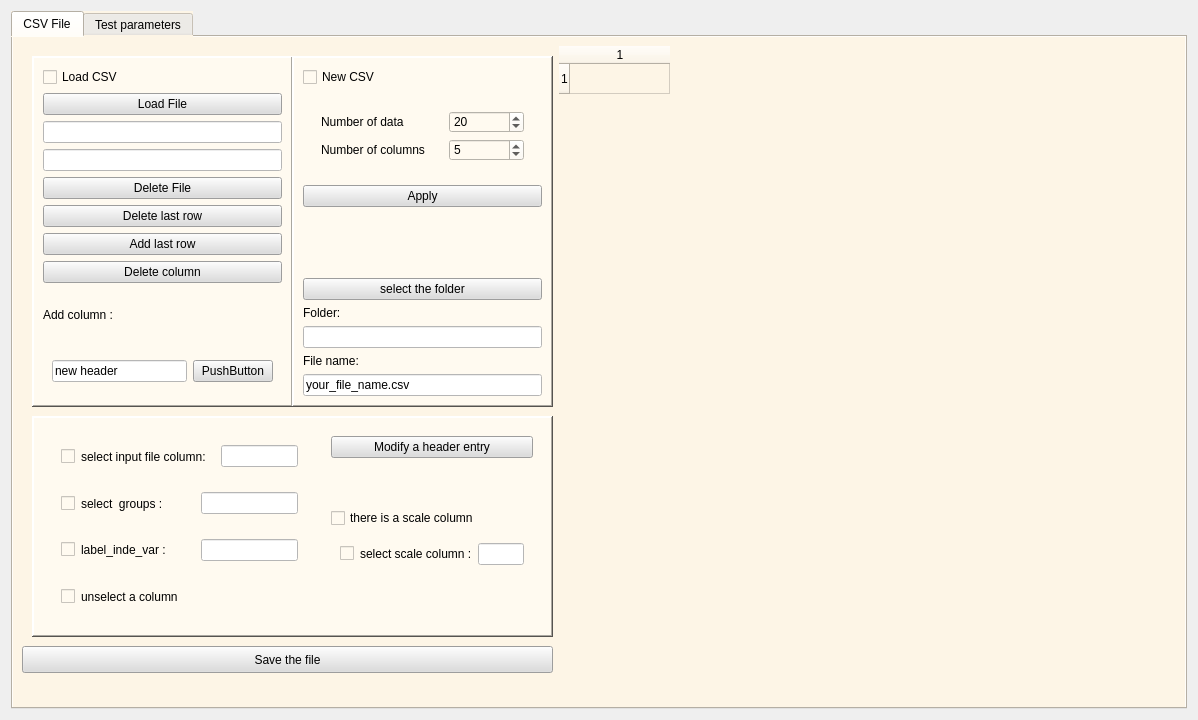
NIRALUser/SPHARM-PDM, file Applications/shapeAnalysisMANCOVA_Wizard/shapeAnalysisMANCOVA_Wizard.ui: the form before one commit.
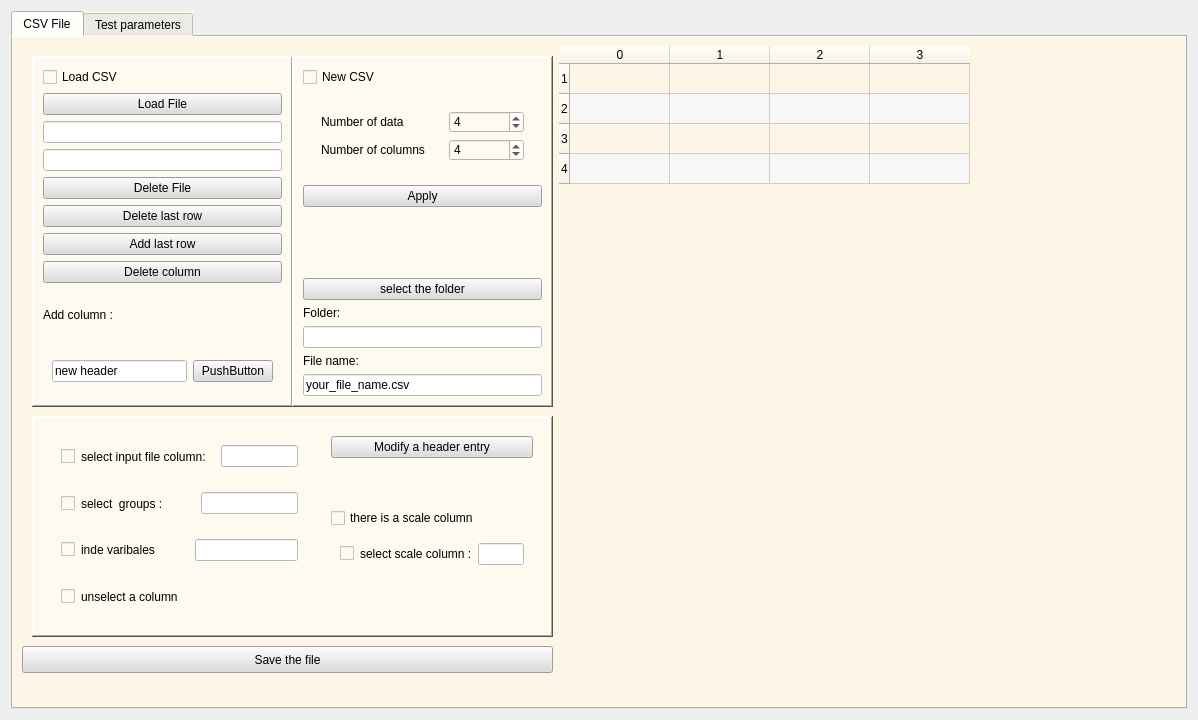
The form after the commit.

Commit message: ENH: the number of the columns of the tableWidget begin at 0

Patch:
```diff
--- a/Applications/shapeAnalysisMANCOVA_Wizard/shapeAnalysisMANCOVA_Wizard.ui
+++ b/Applications/shapeAnalysisMANCOVA_Wizard/shapeAnalysisMANCOVA_Wizard.ui
@@ -263,14 +263,14 @@
                           <number>500</number>
                          </property>
                          <property name="value">
-                          <number>20</number>
+                          <number>4</number>
                          </property>
                         </widget>
                        </item>
                        <item>
                         <widget class="QSpinBox" name="spinBox_col">
                          <property name="value">
-                          <number>5</number>
+                          <number>4</number>
                          </property>
                         </widget>
                        </item>
@@ -491,7 +491,7 @@
                        <item>
                         <widget class="QLabel" name="label_17">
                          <property name="text">
-                          <string>label_inde_var :</string>
+                          <string>inde varibales</string>
                          </property>
                         </widget>
                        </item>
@@ -685,21 +685,51 @@
               <bool>true</bool>
              </property>
              <property name="rowCount">
-              <number>1</number>
+              <number>4</number>
              </property>
              <property name="columnCount">
-              <number>1</number>
+              <number>4</number>
              </property>
              <row>
               <property name="text">
                <string>1</string>
               </property>
              </row>
+             <row>
+              <property name="text">
+               <string>2</string>
+              </property>
+             </row>
+             <row>
+              <property name="text">
+               <string>3</string>
+              </property>
+             </row>
+             <row>
+              <property name="text">
+               <string>4</string>
+              </property>
+             </row>
+             <column>
+              <property name="text">
+               <string>0</string>
+              </property>
+             </column>
              <column>
               <property name="text">
                <string>1</string>
               </property>
              </column>
+             <column>
+              <property name="text">
+               <string>2</string>
+              </property>
+             </column>
+             <column>
+              <property name="text">
+               <string>3</string>
+              </property>
+             </column>
             </widget>
            </item>
           </layout>
```
Left out of the diff: 8 changed lines with no effect on the pictures. The commit also changes 1 other file.
